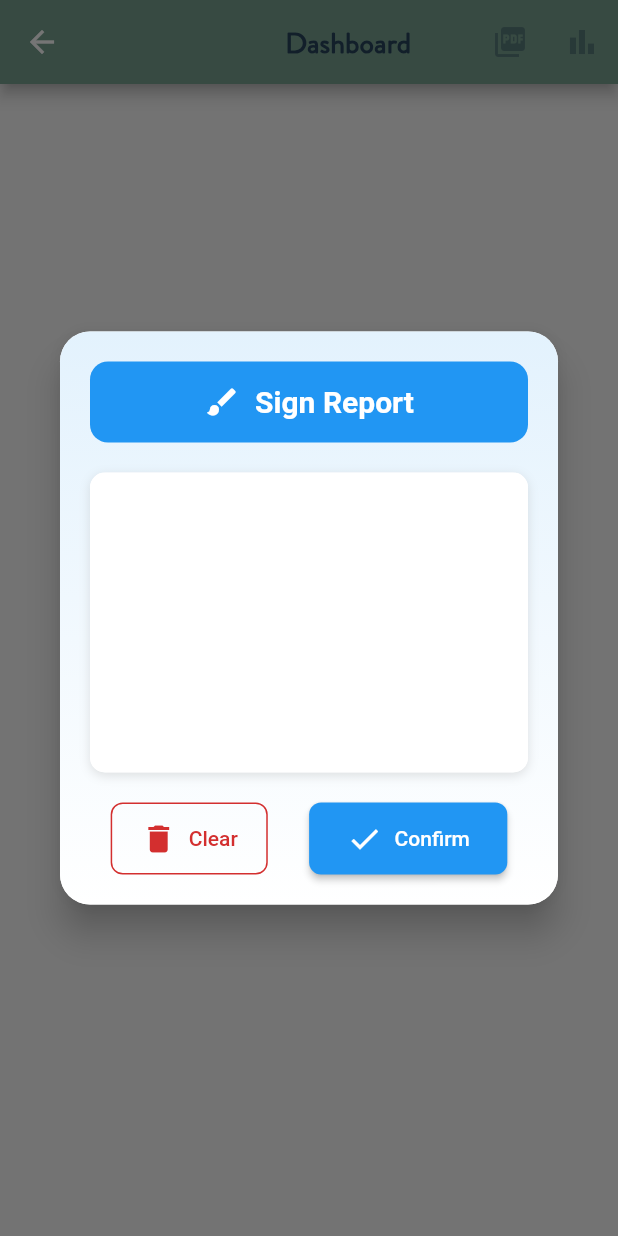
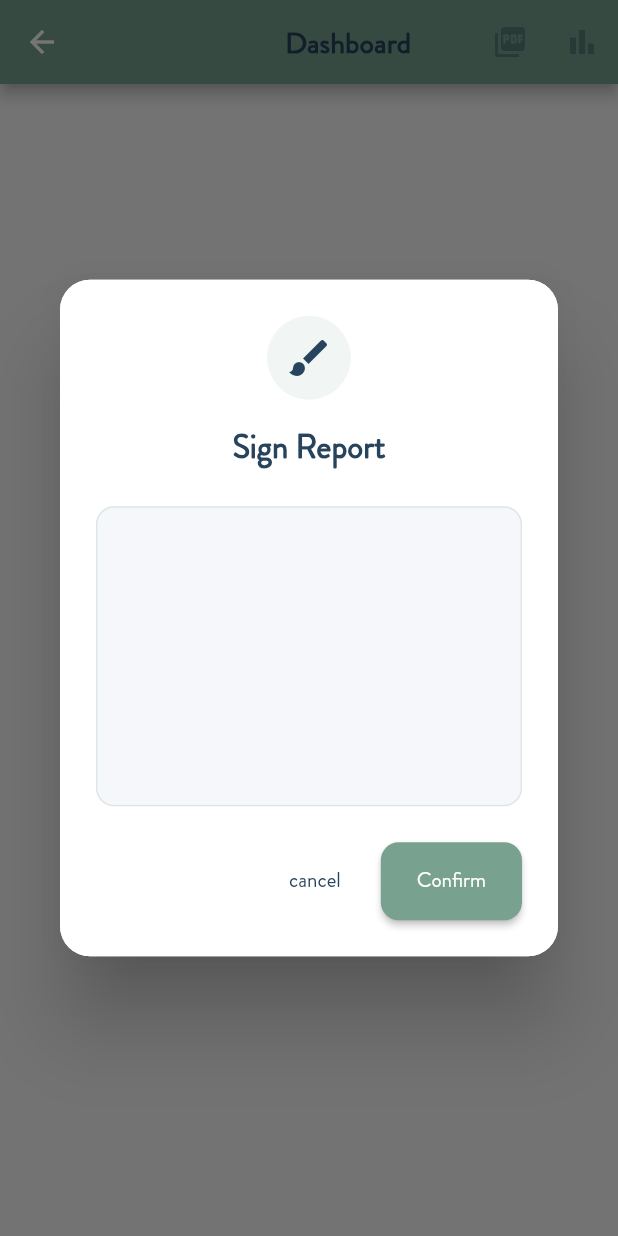
Before and after one commit to Yassineka99/flutter_pfe, a Flutter app: the DashboardView screen opened directly, after a tap on the "picture as pdf" icon, on a phone screen of 412 x 824 dp. Run offline on Flutter 3.47's test engine with Material 2 defaults, Android fonts, the phone set to English and light mode, and no system bars; drawn by our look-alikes of signature; our stand-ins replace fl_chart, image_picker, pdf, printing, sqflite; missing offline and left inert: dart:html; accounts and stored records are empty; generated files the repository leaves out were written again; network calls fail.

Commit message:
All views are finished , only offline left

```diff
--- a/lib/l10n/intl_ar.arb
+++ b/lib/l10n/intl_ar.arb
@@ -89,7 +89,11 @@
 "addSubProcess": "إضافة عملية فرعية",
 "subProcessName": "اسم العملية الفرعية",
 "selectUsers": "اختر المستخدمين",
-"doYouwantToAddAProcess": "هل تريد إضافة عملية؟"
+"doYouwantToAddAProcess": "هل تريد إضافة عملية؟",
+"generatingReport": "جارٍ إنشاء التقرير",
+"pleaseWaitpdf": "يرجى الانتظار أثناء إعداد المستند الخاص بك",
+"errorGeneratingReport": "حدث خطأ أثناء إنشاء التقرير"
+
 
 
 
--- a/lib/l10n/intl_de.arb
+++ b/lib/l10n/intl_de.arb
@@ -89,7 +89,11 @@
 "addSubProcess": "Teilprozess hinzufügen",
 "subProcessName": "Name des Teilprozesses",
 "selectUsers": "Benutzer auswählen",
-"doYouwantToAddAProcess": "Möchten Sie einen Prozess hinzufügen?"
+"doYouwantToAddAProcess": "Möchten Sie einen Prozess hinzufügen?",
+"generatingReport": "Bericht wird erstellt",
+"pleaseWaitpdf": "Bitte warten Sie, während wir Ihr Dokument vorbereiten",
+"errorGeneratingReport": "Fehler bei der Berichtserstellung"
+
 
 
 
--- a/lib/l10n/intl_en.arb
+++ b/lib/l10n/intl_en.arb
@@ -89,6 +89,9 @@
 "addSubProcess":"Add Sub Process",
 "subProcessName":"Sub Process Name",
 "selectUsers":"Select Users",
-"doYouwantToAddAProcess":"Do You Want To Add a Process ?"
+"doYouwantToAddAProcess":"Do You Want To Add a Process ?",
+"generatingReport":"Generating Report",
+"pleaseWaitpdf":"Please wait while we prepare your document",
+"errorGeneratingReport":"Error generating report"
 
 }
--- a/lib/l10n/intl_es.arb
+++ b/lib/l10n/intl_es.arb
@@ -89,7 +89,11 @@
 "addSubProcess": "Agregar subproceso",
 "subProcessName": "Nombre del subproceso",
 "selectUsers": "Seleccionar usuarios",
-"doYouwantToAddAProcess": "¿Desea agregar un proceso?"
+"doYouwantToAddAProcess": "¿Desea agregar un proceso?",
+"generatingReport": "Generando informe",
+"pleaseWaitpdf": "Por favor espere mientras preparamos su documento",
+"errorGeneratingReport": "Error al generar el informe"
+
 
 
 
--- a/lib/l10n/intl_fr.arb
+++ b/lib/l10n/intl_fr.arb
@@ -89,7 +89,11 @@
 "addSubProcess": "Ajouter un sous-processus",
 "subProcessName": "Nom du sous-processus",
 "selectUsers": "Sélectionner des utilisateurs",
-"doYouwantToAddAProcess": "Voulez-vous ajouter un processus ?"
+"doYouwantToAddAProcess": "Voulez-vous ajouter un processus ?",
+"generatingReport": "Génération du rapport",
+"pleaseWaitpdf": "Veuillez patienter pendant la préparation de votre document",
+"errorGeneratingReport": "Erreur lors de la génération du rapport"
+
 
 
 }
--- a/lib/l10n/intl_ru.arb
+++ b/lib/l10n/intl_ru.arb
@@ -89,7 +89,11 @@
 "addSubProcess": "Добавить подпроцесс",
 "subProcessName": "Имя подпроцесса",
 "selectUsers": "Выбрать пользователей",
-"doYouwantToAddAProcess": "Вы хотите добавить процесс?"
+"doYouwantToAddAProcess": "Вы хотите добавить процесс?",
+"generatingReport": "Генерация отчета",
+"pleaseWaitpdf": "Пожалуйста, подождите, пока мы готовим ваш документ",
+"errorGeneratingReport": "Ошибка при генерации отчета"
+
 
 
 
--- a/lib/model/process.dart
+++ b/lib/model/process.dart
@@ -42,8 +42,8 @@ class Process {
         'order': order,
         'workflow_id': workflowId,
         'status_id': statusId,
-        'finished_at': finishedAt,
-        'updated_at': updatedAt,
-        'created_at': createdAt,
+        'finished_at': finishedAt?.toIso8601String(),
+        'updated_at': updatedAt?.toIso8601String(),
+        'created_at': createdAt?.toIso8601String(),
       };
 }
--- a/lib/model/sub_process.dart
+++ b/lib/model/sub_process.dart
@@ -39,9 +39,9 @@ class SubProcess {
         'id': id,
         'name': name,
         'process_id': processId,
-        'status_id': statusId,
-        'finished_at': finishedAt,
-        'created_at': createdAt,
+        'status': statusId,
+        'finished_at': finishedAt?.toIso8601String(),
+        'created_at': createdAt?.toIso8601String(),
         'message': message,
         'assigned_to': assignedTo,
         'created_by': createdBy,
--- a/lib/view/dashboard.dart
+++ b/lib/view/dashboard.dart
@@ -14,6 +14,7 @@ import 'package:pdf/widgets.dart' as pw;
 import 'package:printing/printing.dart';
 import 'dart:typed_data';
 import 'package:flutter/services.dart';
+
 class DashboardView extends StatefulWidget {
   const DashboardView({super.key});
 
@@ -40,23 +41,69 @@ class _DashboardViewState extends State<DashboardView> {
       _isPieChart = !_isPieChart;
     });
   }
+
   final SignatureController _signatureController = SignatureController(
     penStrokeWidth: 3,
     penColor: Colors.black,
   );
-  Future<Map<String, Map<int, int>>> _loadWorkflowData(Workflow workflow) async {
+  Widget _buildDialogActionButtons({
+    required VoidCallback onCancel,
+    required VoidCallback onConfirm,
+    Color confirmColor = const Color(0xFF78A190),
+    String confirmText = 'Save',
+  }) {
+    final intl = AppLocalizations.of(context)!;
+
+    return Row(
+      mainAxisAlignment: MainAxisAlignment.end,
+      children: [
+        TextButton(
+          onPressed: onCancel,
+          child: Text(intl.cancel,
+              style: TextStyle(
+                  color: Color(0xFF28445C), fontFamily: 'BrandonGrotesque')),
+        ),
+        SizedBox(width: 12),
+        ElevatedButton(
+          style: _buttonStyle.copyWith(
+              backgroundColor: MaterialStatePropertyAll(confirmColor)),
+          onPressed: onConfirm,
+          child: Text(confirmText,
+              style: TextStyle(fontFamily: 'BrandonGrotesque')),
+        ),
+      ],
+    );
+  }
+
+  Widget _buildDialogHeader(String title, IconData icon) {
+    return Column(
+      children: [
+        Container(
+          padding: EdgeInsets.all(12),
+          decoration: BoxDecoration(
+            color: Color(0xFF78A190).withOpacity(0.1),
+            shape: BoxShape.circle,
+          ),
+          child: Icon(icon, size: 32, color: Color(0xFF28445C)),
+        ),
+        SizedBox(height: 16),
+        Text(title, style: _headerStyle),
+      ],
+    );
+  }
+
+  Future<Map<String, Map<int, int>>> _loadWorkflowData(
+      Workflow workflow) async {
     try {
       // 1. Get processes for this workflow
       final processes = await _processVM.getByWorkflowId(workflow.id!);
 
       // 2. Get sub-processes for each process
       final allSubs = await Future.wait(
-        processes.map((p) => _subProcessVM.getByProcessId(p.id!))
-      );
+          processes.map((p) => _subProcessVM.getByProcessId(p.id!)));
 
       // 3. Combine sub-processes
       final subProcesses = allSubs.expand((s) => s).toList();
-
 
       return {
         'process': _getStatusCounts(processes, (p) => p.statusId),
@@ -67,6 +114,7 @@ class _DashboardViewState extends State<DashboardView> {
       return {'process': {}, 'subProcess': {}};
     }
   }
+
   Map<int, int> _getStatusCounts<T>(List<T> items, int? Function(T) getStatus) {
     return {
       1: items.where((i) => getStatus(i) == 1).length,
@@ -74,6 +122,7 @@ class _DashboardViewState extends State<DashboardView> {
       3: items.where((i) => getStatus(i) == 3).length,
     };
   }
+
   Future<void> _loadData() async {
     try {
       final workflows = await _workflowVM.fetchAllWorkflows();
@@ -90,148 +139,86 @@ class _DashboardViewState extends State<DashboardView> {
       print('Error loading data: $e');
     }
   }
+
   Color _getStatusColor(int status) {
     switch (status) {
-      case 1: return Colors.blue;
-      case 2: return Colors.orange;
-      case 3: return Colors.green;
-      default: return Colors.grey;
+      case 1:
+        return Colors.blue;
+      case 2:
+        return Colors.orange;
+      case 3:
+        return Colors.green;
+      default:
+        return Colors.grey;
     }
   }
 
   String _getStatusLabel(int status, BuildContext context) {
     final intl = AppLocalizations.of(context)!;
     switch (status) {
-      case 1: return intl.created;
-      case 2: return intl.started;
-      case 3: return intl.finished;
-      default: return intl.unknown;
+      case 1:
+        return intl.created;
+      case 2:
+        return intl.started;
+      case 3:
+        return intl.finished;
+      default:
+        return intl.unknown;
     }
   }
 
-  Widget _buildChart(Map<int, int> statusCounts, String title, BuildContext context) {
+  Widget _buildChart(
+      Map<int, int> statusCounts, String title, BuildContext context) {
     if (_isPieChart) {
       return _buildPieChart(statusCounts, title, context);
     } else {
       return _buildBarChart(statusCounts, title, context);
     }
   }
+
   void _showSignatureDialog() async {
     final Uint8List? signature = await showDialog<Uint8List>(
       context: context,
       builder: (context) => Dialog(
-      shape: RoundedRectangleBorder(
+        shape: _dialogShape,
+        child: Container(
+          decoration: BoxDecoration(
+            color: Colors.white,
             borderRadius: BorderRadius.circular(20),
           ),
-      elevation: 10,
-      child: Container(
-        decoration: BoxDecoration(
-          gradient: LinearGradient(
-            begin: Alignment.topCenter,
-            end: Alignment.bottomCenter,
-            colors: [Colors.blue.shade50, Colors.white],
-          ),
-          borderRadius: BorderRadius.circular(20),
-        ),
-        child: Padding(
-          padding: const EdgeInsets.all(20),
+          padding: const EdgeInsets.all(24),
           child: Column(
             mainAxisSize: MainAxisSize.min,
             children: [
               // Header
+              _buildDialogHeader(
+                AppLocalizations.of(context)!.signReport,
+                Icons.brush,
+              ),
+              const SizedBox(height: 24),
+              // Signature Area
               Container(
-                padding: const EdgeInsets.symmetric(vertical: 15),
+                height: 200,
                 decoration: BoxDecoration(
-                  color: Theme.of(context).primaryColor,
+                  color: const Color(0xFFF5F7FA),
                   borderRadius: BorderRadius.circular(12),
-                ),
-                child: Center(
-                  child: Row(
-                    mainAxisAlignment: MainAxisAlignment.center,
-                    children: [
-                    const  Icon(Icons.brush, color: Colors.white),
-                      const SizedBox(width: 10),
-                      Text(
-                        AppLocalizations.of(context)!.signReport,
-                        style: const TextStyle(
-                          color: Colors.white,
-                          fontSize: 20,
-                          fontWeight: FontWeight.bold,
+                  border: Border.all(
+                    color: const Color(0xFF78A190).withOpacity(0.2),
                   ),
                 ),
-                    ],
+                child: ClipRRect(
+                  borderRadius: BorderRadius.circular(12),
+                  child: Signature(
+                    controller: _signatureController,
+                    backgroundColor: const Color(0xFFF5F7FA),
                   ),
                 ),
               ),
-
-              const SizedBox(height: 20),
-
-              // Signature Area
-              Container(
-                decoration: BoxDecoration(
-                  color: Colors.white,
-                  borderRadius: BorderRadius.circular(10),
-                  boxShadow: [
-                    BoxShadow(
-                      color: Colors.grey.withOpacity(0.3),
-                      blurRadius: 5,
-                      offset: const Offset(0, 2)),
-                    ],
-                ),
-                child: ClipRRect(
-                  borderRadius: BorderRadius.circular(10),
-                  child: Stack(
-                    children: [
-                      Signature(
-                        controller: _signatureController,
-                        backgroundColor: Colors.white,
-                        height: 200,
-                        width: MediaQuery.of(context).size.width,
-                      ),
-                      if (_signatureController.isEmpty)
-                        const Center(
-                          child: Column(
-                            mainAxisAlignment: MainAxisAlignment.center,
-
-                          ),
-                        ),
-                    ],
-                  ),
-                ),
-              ),
-
-              const SizedBox(height: 20),
-
+              const SizedBox(height: 24),
               // Buttons
-              Row(
-                mainAxisAlignment: MainAxisAlignment.spaceAround,
-                children: [
-                  OutlinedButton.icon(
-                    icon: Icon(Icons.delete, color: Colors.red.shade700),
-                    label: Text(
-                      AppLocalizations.of(context)!.clear,
-                      style: TextStyle(color: Colors.red.shade700),
-                    ),
-                    style: OutlinedButton.styleFrom(
-                      side: BorderSide(color: Colors.red.shade700),
-                      shape: RoundedRectangleBorder(
-                        borderRadius: BorderRadius.circular(8)),
-                      padding: const EdgeInsets.symmetric(
-                          horizontal: 20, vertical: 12),
-                    ),
-                    onPressed: _signatureController.clear,
-                  ),
-                  ElevatedButton.icon(
-                    icon: const Icon(Icons.check, color: Colors.white),
-                    label: Text(AppLocalizations.of(context)!.confirm),
-                    style: ElevatedButton.styleFrom(
-                      backgroundColor: Theme.of(context).primaryColor,
-                      shape: RoundedRectangleBorder(
-                        borderRadius: BorderRadius.circular(8)),
-                      padding: const EdgeInsets.symmetric(
-                          horizontal: 25, vertical: 12),
-                    ),
-                    onPressed: () async {
+              _buildDialogActionButtons(
+                onCancel: () => Navigator.pop(context),
+                onConfirm: () async {
                   if (_signatureController.isNotEmpty) {
                     final signatureImage = await _signatureController
                         .toPngBytes(height: 200, width: 400);
@@ -240,11 +227,9 @@ class _DashboardViewState extends State<DashboardView> {
                     }
                   }
                 },
+                confirmText: AppLocalizations.of(context)!.confirm,
               ),
             ],
-              ),
-            ],
-          ),
           ),
         ),
       ),
@@ -256,29 +241,49 @@ class _DashboardViewState extends State<DashboardView> {
     _signatureController.clear();
   }
 
-
   Future<void> _generateReport(Uint8List signatureImage) async {
     final currentContext = context;
-
+    final intl = AppLocalizations.of(context)!;
     showDialog(
       context: currentContext,
       barrierDismissible: false,
-    builder: (context) => const AlertDialog(
-      content: Column(
+      builder: (context) => Dialog(
+        shape: RoundedRectangleBorder(
+          borderRadius: BorderRadius.circular(20),
+        ),
+        child: Container(
+          decoration: BoxDecoration(
+            color: Colors.white,
+            borderRadius: BorderRadius.circular(20),
+          ),
+          padding: const EdgeInsets.all(24),
+          child: Column(
             mainAxisSize: MainAxisSize.min,
             children: [
-          CircularProgressIndicator(),
-          SizedBox(height: 16),
-          Text('Generating Report...'),
+              _buildDialogHeader(
+                intl.generatingReport,
+                Icons.description, // Or choose appropriate icon
+              ),
+              const SizedBox(height: 32),
+              const CircularProgressIndicator(
+                color: Color(0xFF78A190), // Match accent color
+              ),
+              const SizedBox(height: 24),
+              Text(
+                intl.pleaseWaitpdf,
+                style: Theme.of(context).textTheme.bodyMedium?.copyWith(
+                      color: Colors.grey[600],
+                    ),
+              ),
             ],
+          ),
         ),
       ),
     );
 
     try {
       final allData = await Future.wait(
-      _workflows.map((workflow) => _loadWorkflowData(workflow))
-    );
+          _workflows.map((workflow) => _loadWorkflowData(workflow)));
 
       final pdf = await _buildPdf(allData, signatureImage);
       final bytes = await pdf.save();
@@ -295,16 +300,14 @@ Future<void> _generateReport(Uint8List signatureImage) async {
       if (mounted) {
         Navigator.of(currentContext).pop();
         ScaffoldMessenger.of(currentContext).showSnackBar(
-        SnackBar(content: Text('Error generating report: $e')),
+          SnackBar(content: Text('${intl.errorGeneratingReport}: $e')),
         );
       }
     }
   }
 
   Future<pw.Document> _buildPdf(
-  List<Map<String, Map<int, int>>> allData,
-  Uint8List signature
-) async {
+      List<Map<String, Map<int, int>>> allData, Uint8List signature) async {
     final pdf = pw.Document();
     final image = pw.MemoryImage(signature);
     final font = await PdfGoogleFonts.notoSansRegular();
@@ -316,15 +319,11 @@ Future<pw.Document> _buildPdf(
         theme: pw.ThemeData.withFont(base: font, bold: boldFont),
         header: (pw.Context context) => pw.Column(
           children: [
-
-
             pw.Text('Workflow Report',
-            style: pw.TextStyle(fontSize: 20, fontWeight: pw.FontWeight.bold)),
+                style:
+                    pw.TextStyle(fontSize: 20, fontWeight: pw.FontWeight.bold)),
             pw.SizedBox(height: 20),
-            pw.Text(formattedDate)
-
-          ,
-
+            pw.Text(formattedDate),
             pw.Divider(),
           ],
         ),
@@ -342,6 +341,7 @@ Future<pw.Document> _buildPdf(
 
     return pdf;
   }
+
   pw.Widget _buildSignatureSection(pw.ImageProvider image) {
     return pw.Column(
       crossAxisAlignment: pw.CrossAxisAlignment.start,
@@ -359,20 +359,21 @@ pw.Widget _buildSignatureSection(pw.ImageProvider image) {
           child: pw.Image(
             image,
             fit: pw.BoxFit.contain,
-          dpi: 300,  // Increase resolution
+            dpi: 300, // Increase resolution
           ),
         ),
         pw.Padding(
-        padding:pw.EdgeInsets.only(top: 10,) ,
+          padding: pw.EdgeInsets.only(
+            top: 10,
+          ),
           child: pw.Text("Yassine Kadri "),
         )
       ],
     );
   }
 
-
-
-List<pw.Widget> _buildWorkflowSections(List<Map<String, Map<int, int>>> allData) {
+  List<pw.Widget> _buildWorkflowSections(
+      List<Map<String, Map<int, int>>> allData) {
     return _workflows.asMap().entries.map((entry) {
       final index = entry.key;
       final workflow = entry.value;
@@ -382,7 +383,8 @@ List<pw.Widget> _buildWorkflowSections(List<Map<String, Map<int, int>>> allData)
         crossAxisAlignment: pw.CrossAxisAlignment.start,
         children: [
           pw.Text('Workflow ${index + 1}: ${workflow.name ?? 'Unnamed'}',
-          style:  pw.TextStyle(fontSize: 16, fontWeight: pw.FontWeight.bold)),
+              style:
+                  pw.TextStyle(fontSize: 16, fontWeight: pw.FontWeight.bold)),
           pw.SizedBox(height: 10),
           _buildPdfSection('Process Status', data['process']!),
           _buildPdfSection('Sub-Process Status', data['subProcess']!),
@@ -403,8 +405,12 @@ pw.Widget _buildPdfSection(String title, Map<int, int> data) {
           children: [
             pw.TableRow(
               children: [
-              pw.Padding(child: pw.Text('Status'), padding: const pw.EdgeInsets.all(4)),
-              pw.Padding(child: pw.Text('Count'), padding: const pw.EdgeInsets.all(4)),
+                pw.Padding(
+                    child: pw.Text('Status'),
+                    padding: const pw.EdgeInsets.all(4)),
+                pw.Padding(
+                    child: pw.Text('Count'),
+                    padding: const pw.EdgeInsets.all(4)),
               ],
             ),
             ...data.entries.map((entry) => pw.TableRow(
@@ -428,15 +434,19 @@ pw.Widget _buildPdfSection(String title, Map<int, int> data) {
 
   String _getStatusLabelPdf(int status) {
     switch (status) {
-    case 1: return 'Created';
-    case 2: return 'Started';
-    case 3: return 'Finished';
-    default: return 'Unknown';
+      case 1:
+        return 'Created';
+      case 2:
+        return 'Started';
+      case 3:
+        return 'Finished';
+      default:
+        return 'Unknown';
     }
   }
 
-
-  Widget _buildPieChart(Map<int, int> statusCounts, String title, BuildContext context) {
+  Widget _buildPieChart(
+      Map<int, int> statusCounts, String title, BuildContext context) {
     final hasData = statusCounts.values.any((v) => v > 0);
     final sections = statusCounts.entries.map((entry) {
       return PieChartSectionData(
@@ -473,7 +483,8 @@ String _getStatusLabelPdf(int status) {
     );
   }
 
-Widget _buildBarChart(Map<int, int> statusCounts, String title, BuildContext context) {
+  Widget _buildBarChart(
+      Map<int, int> statusCounts, String title, BuildContext context) {
     // Create separate bars for each status
     final List<BarChartGroupData> barGroups = [
       BarChartGroupData(
@@ -486,7 +497,9 @@ Widget _buildBarChart(Map<int, int> statusCounts, String title, BuildContext con
             width: 20,
             backDrawRodData: BackgroundBarChartRodData(
               show: true,
-            toY: statusCounts.values.fold(0, (a, b) => a > b ? a : b).toDouble(),
+              toY: statusCounts.values
+                  .fold(0, (a, b) => a > b ? a : b)
+                  .toDouble(),
               color: Colors.grey[200],
             ),
           ),
@@ -518,7 +531,8 @@ Widget _buildBarChart(Map<int, int> statusCounts, String title, BuildContext con
 
     return Column(
       children: [
-      Text(title, style: const TextStyle(
+        Text(title,
+            style: const TextStyle(
               fontWeight: FontWeight.bold,
               fontSize: 16,
             )),
@@ -528,7 +542,9 @@ Widget _buildBarChart(Map<int, int> statusCounts, String title, BuildContext con
           child: BarChart(
             BarChartData(
               alignment: BarChartAlignment.spaceAround,
-            maxY: statusCounts.values.fold(0, (a, b) => a > b ? a : b).toDouble(),
+              maxY: statusCounts.values
+                  .fold(0, (a, b) => a > b ? a : b)
+                  .toDouble(),
               barTouchData: BarTouchData(enabled: false),
               titlesData: FlTitlesData(
                 leftTitles: AxisTitles(
@@ -550,8 +566,10 @@ Widget _buildBarChart(Map<int, int> statusCounts, String title, BuildContext con
                     reservedSize: 30,
                   ),
                 ),
-              topTitles: AxisTitles(sideTitles: SideTitles(showTitles: false)),
-              rightTitles: AxisTitles(sideTitles: SideTitles(showTitles: false)),
+                topTitles:
+                    AxisTitles(sideTitles: SideTitles(showTitles: false)),
+                rightTitles:
+                    AxisTitles(sideTitles: SideTitles(showTitles: false)),
               ),
               gridData: FlGridData(show: false),
               borderData: FlBorderData(show: false),
@@ -601,7 +619,6 @@ Widget _buildValueLabels(Map<int, int> counts, BuildContext context) {
     );
   }
 
-
   Widget _buildWorkflowCharts(Workflow workflow, BuildContext context) {
     final intl = AppLocalizations.of(context)!;
 
@@ -634,25 +651,20 @@ Widget _buildWorkflowCharts(Workflow workflow, BuildContext context) {
                 Row(
                   children: [
                     Expanded(
-        child: _buildChart(
-          processCounts,
-          intl.processes,
-          context
-        ),
+                      child:
+                          _buildChart(processCounts, intl.processes, context),
                     ),
                     Expanded(
                       child: _buildChart(
-          subProcessCounts,
-          intl.subProcesses,
-          context
-        ),
+                          subProcessCounts, intl.subProcesses, context),
                     ),
                   ],
                 ),
                 const SizedBox(height: 16),
                 Row(
                   mainAxisAlignment: MainAxisAlignment.spaceAround,
-                children: [1, 2, 3].map((status) => Row(
+                  children: [1, 2, 3]
+                      .map((status) => Row(
                             children: [
                               Container(
                                   width: 12,
@@ -661,7 +673,8 @@ Widget _buildWorkflowCharts(Workflow workflow, BuildContext context) {
                               const SizedBox(width: 4),
                               Text(_getStatusLabel(status, context)),
                             ],
-                )).toList(),
+                          ))
+                      .toList(),
                 ),
               ],
             ),
@@ -679,17 +692,14 @@ Widget _buildWorkflowCharts(Workflow workflow, BuildContext context) {
       appBar: AppBar(
         backgroundColor: const Color(0xFF78A190),
         title: Padding(
-          padding:EdgeInsets.only(left: 118),
+            padding: EdgeInsets.only(left: 118),
             child: Text(
-
               intl.dashboard,
-          style:const TextStyle(
-            color: Color(0xFF28445C) ,
+              style: const TextStyle(
+                  color: Color(0xFF28445C),
                   fontFamily: 'BrandonGrotesque',
-            fontWeight: FontWeight.bold
-          ),
-          )
-          ),
+                  fontWeight: FontWeight.bold),
+            )),
         actions: [
           IconButton(
             color: Color(0xFF28445C).withOpacity(.40),
@@ -718,6 +728,26 @@ Widget _buildWorkflowCharts(Workflow workflow, BuildContext context) {
             ),
     );
   }
+}
 
+const _dialogShape = RoundedRectangleBorder(
+  borderRadius: BorderRadius.all(Radius.circular(20.0)),
+);
 
-}
+const _headerStyle = TextStyle(
+  fontSize: 22,
+  fontWeight: FontWeight.w600,
+  color: Color(0xFF28445C),
+  fontFamily: 'BrandonGrotesque',
+);
+
+const _inputBorder = OutlineInputBorder(
+  borderRadius: BorderRadius.all(Radius.circular(12)),
+  borderSide: BorderSide(color: Color(0xFF78A190)),
+);
+
+final _buttonStyle = ElevatedButton.styleFrom(
+  backgroundColor: Color(0xFF78A190),
+  padding: EdgeInsets.symmetric(vertical: 16, horizontal: 24),
+  shape: RoundedRectangleBorder(borderRadius: BorderRadius.circular(12)),
+);
--- a/lib/view/manager_home.dart
+++ b/lib/view/manager_home.dart
@@ -56,9 +56,9 @@ class _ManagerHomeState extends State<ManagerHome> {
       bottomNavigationBar: BottomNavigationBar(
         currentIndex: _selectedIndex,
         type: BottomNavigationBarType.fixed,
-        backgroundColor: const Color(0xFF6200EE),
-        selectedItemColor: Colors.white,
-        unselectedItemColor: Colors.white.withOpacity(.60),
+        backgroundColor: const Color(0xFF78A190),
+        selectedItemColor: Color(0xFF28445C),
+        unselectedItemColor: Color(0xFF28445C).withOpacity(.40),
         selectedFontSize: 14,
         unselectedFontSize: 14,
         onTap: _onItemTapped,
--- a/lib/view/workflows_view.dart
+++ b/lib/view/workflows_view.dart
@@ -33,8 +33,7 @@ final _buttonStyle = ElevatedButton.styleFrom(
   padding: EdgeInsets.symmetric(vertical: 16, horizontal: 24),
   shape: RoundedRectangleBorder(
     borderRadius: BorderRadius.circular(12)),
-  )
-;
+  );
 class WorkflowView extends StatefulWidget {
   const WorkflowView({super.key});
 
```
Also changed, not shown: lib/view/assigned_sub_processes.dart (+89 -50 lines). Lines whose indentation alone changed are shown as unchanged.
